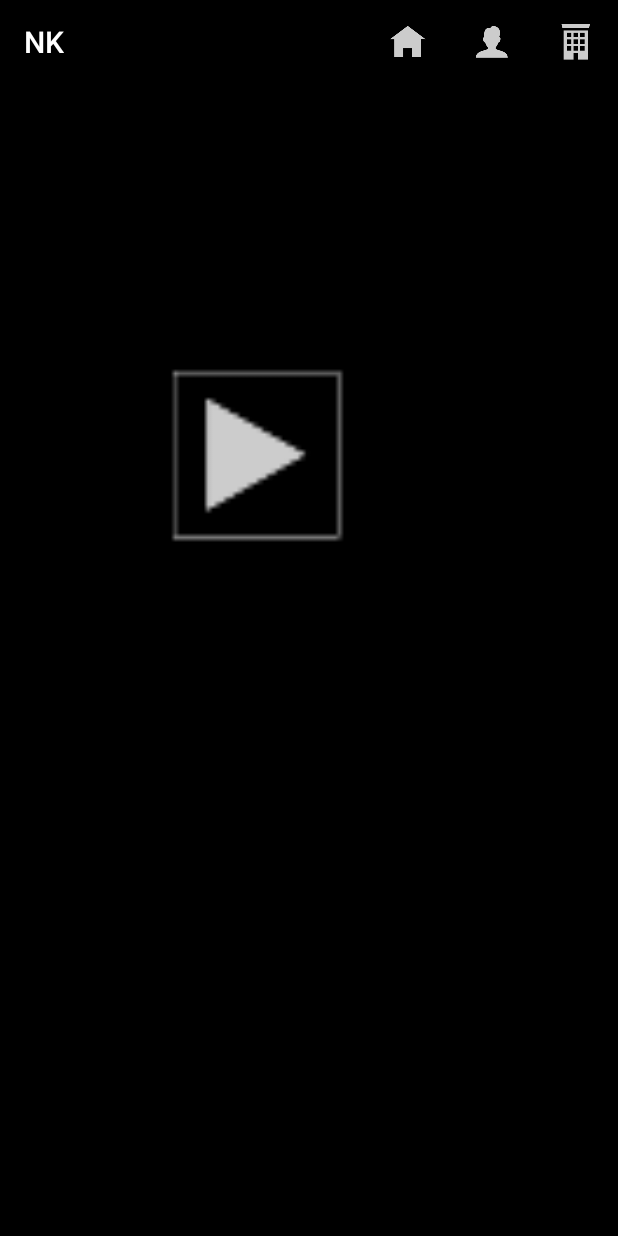
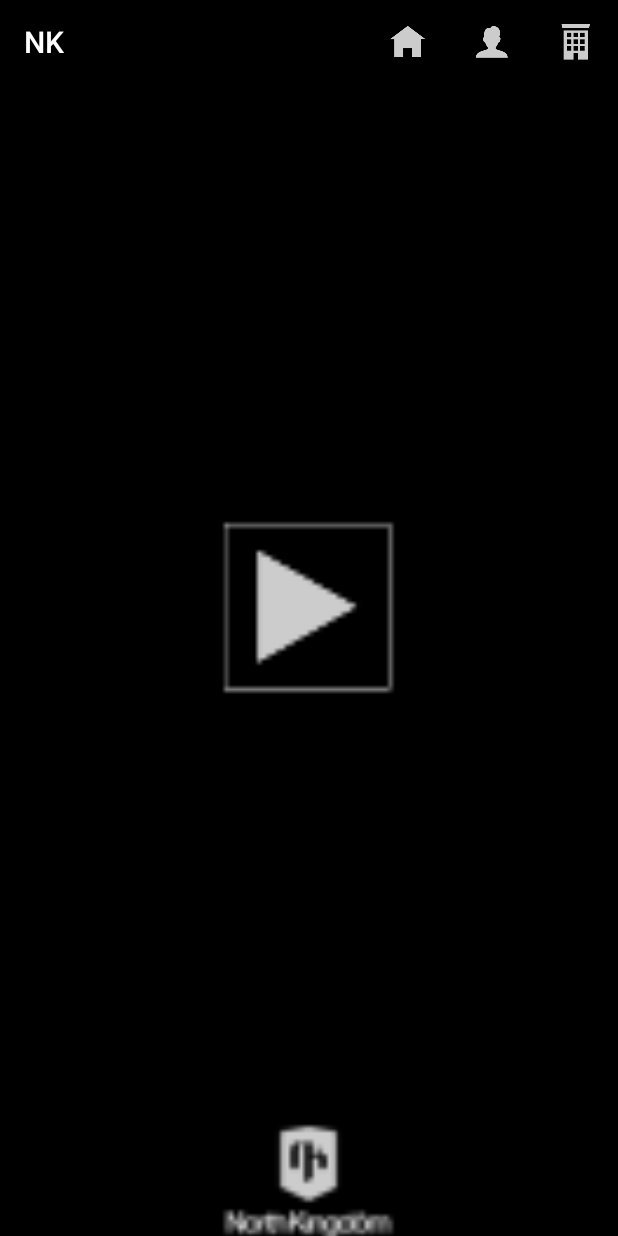
Before and after one commit to linuslagerhjelm/nk-ergonomics, an Android app: the StartActivity screen opened directly, with no data from a screen before it, on a phone screen of 412 x 824 dp. Run offline under Robolectric (Android 15) with nearby library versions, the phone set to English and light mode, and no system bars; network calls fail.

Commit message:
Worked on the layout

```diff
--- a/AndroidApplication/app/src/main/java/com/example/jenny/androidapplication/MainActivity.java
+++ b/AndroidApplication/app/src/main/java/com/example/jenny/androidapplication/MainActivity.java
@@ -38,12 +38,13 @@ public class MainActivity extends AppCompatActivity {
             String value = editText.getText().toString();
             ServerConnection server = new ServerConnection(value, "http://10.0.2.2:4567/api/getUsers?id=");
             boolean doesUserExcist=server.controlIfUserExcist();
-            if(doesUserExcist){
+            helper.changeActivity(MainActivity.this,StartActivity.class);
+            /**if(doesUserExcist){
                 helper.changeActivity(MainActivity.this,StartActivity.class);
             }
             else{
                 InformationBox(message);
-            }
+            }*/
         });
 
     }
--- a/AndroidApplication/app/src/main/java/com/example/jenny/androidapplication/Model/ServerConnection.java
+++ b/AndroidApplication/app/src/main/java/com/example/jenny/androidapplication/Model/ServerConnection.java
@@ -15,7 +15,7 @@ import java.util.List;
 
 import javax.net.ssl.HttpsURLConnection;
 
-import com.example.jenny.androidapplication.Interfaces.CallbackObject;
+/**import com.example.jenny.androidapplication.Interfaces.CallbackObject;*/
 import com.google.gson.Gson;
 import com.google.gson.annotations.*;
 
--- a/AndroidApplication/app/src/main/res/layout/activity_start.xml
+++ b/AndroidApplication/app/src/main/res/layout/activity_start.xml
@@ -9,17 +9,29 @@
 
     <LinearLayout
         android:id="@+id/LinearLayout01"
-        android:layout_width="344dp"
-        android:layout_height="495dp"
+        android:layout_width="fill_parent"
+        android:layout_height="fill_parent"
         android:gravity="center"
         android:orientation="vertical"
         tools:layout_editor_absoluteY="8dp"
         tools:layout_editor_absoluteX="8dp">
+
         <ImageButton
             android:id="@+id/btnPlay"
             android:layout_width="150dp"
             android:layout_height="150dp"
-            android:background="@drawable/play" />
+            android:background="@drawable/play"
+            android:layout_marginTop="470px" />
+
+        <ImageView
+            android:id="@+id/imageButton2"
+            android:layout_width="150dp"
+            android:layout_height="150dp"
+            android:background="@drawable/logo"
+            android:layout_marginTop="350px"
+            tools:layout_editor_absoluteX="266dp"
+            tools:layout_editor_absoluteY="239dp" />
+
     </LinearLayout>
 
 </android.support.constraint.ConstraintLayout>
--- a/AndroidApplication/app/src/main/res/menu/menu.xml
+++ b/AndroidApplication/app/src/main/res/menu/menu.xml
@@ -3,6 +3,7 @@
     xmlns:app="http://schemas.android.com/apk/res-auto"
     xmlns:android="http://schemas.android.com/apk/res/android"
     >
+
     <item
         android:id="@+id/home"
         android:icon="@drawable/home"
@@ -20,4 +21,5 @@
         android:title="office"
         app:showAsAction="always"
         tools:ignore="HardcodedText" />
+
 </menu>
```
Also changed, not shown: AndroidApplication/app/src/main/res/layout/activity_main.xml (+10 -1 lines), AndroidApplication/app/src/main/res/drawable-hdpi/logo.png (added), AndroidApplication/app/src/main/res/drawable-mdpi/logo.png (added), AndroidApplication/app/src/main/res/drawable-xhdpi/logo.png (added), AndroidApplication/app/src/main/res/drawable-xxhdpi/logo.png (added).
